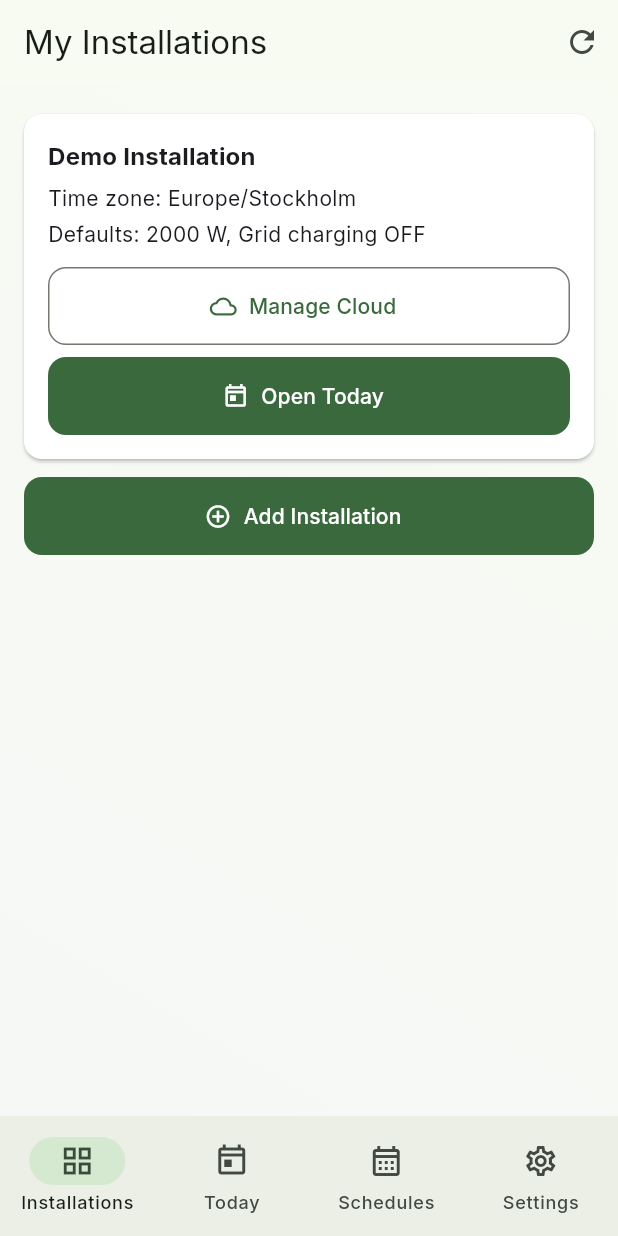
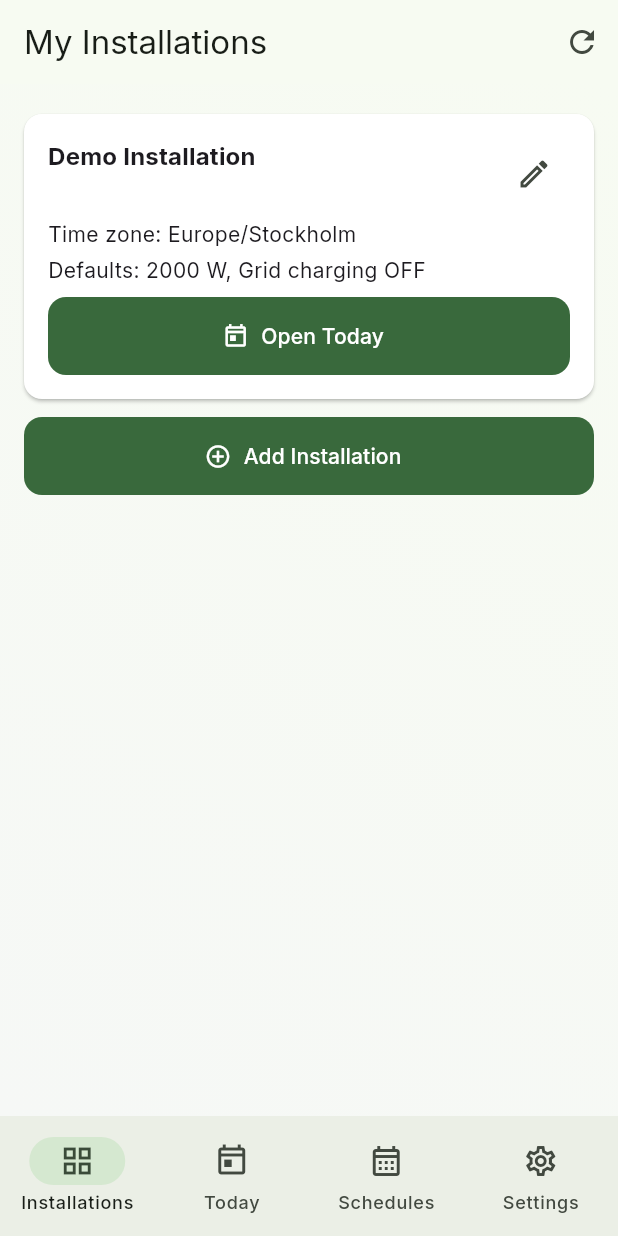
Before and after one commit to elvan11/grid-power-control, a Flutter app: the screen it shows after launch, on a phone screen of 412 x 824 dp. Run offline on Flutter 3.47's test engine with Material 3 defaults, Android fonts, the phone set to English and light mode, and no system bars; our stand-ins replace flutter_riverpod, go_router, google_fonts, shared_preferences, supabase_flutter; accounts and stored records are empty.

Commit message:
feat: enhance installations page by adding cloud settings button and refactoring layout

```diff
--- a/app/lib/features/installations/installations_page.dart
+++ b/app/lib/features/installations/installations_page.dart
@@ -112,26 +112,18 @@ class InstallationsPage extends ConsumerWidget {
                 child: Column(
                   crossAxisAlignment: CrossAxisAlignment.start,
                   children: [
-                    Text(
+                    Row(
+                      crossAxisAlignment: CrossAxisAlignment.start,
+                      children: [
+                        Expanded(
+                          child: Text(
                             plant.name,
-                      style: Theme.of(context).textTheme.titleMedium?.copyWith(
-                        fontWeight: FontWeight.w700,
+                            style: Theme.of(context).textTheme.titleMedium
+                                ?.copyWith(fontWeight: FontWeight.w700),
                           ),
                         ),
-                    const SizedBox(height: 6),
-                    Text('Time zone: ${plant.timeZone}'),
-                    const SizedBox(height: 4),
-                    Text(
-                      'Defaults: ${plant.defaultPeakShavingW} W, '
-                      '${plant.defaultGridChargingAllowed ? 'Grid charging ON' : 'Grid charging OFF'}',
-                    ),
-                    const SizedBox(height: 12),
-                    Row(
-                      children: [
-                        Expanded(
-                          child: GpSecondaryButton(
-                            label: 'Manage Cloud',
-                            icon: Icons.cloud_outlined,
+                        IconButton(
+                          tooltip: 'Cloud settings',
                           onPressed: () {
                             ref
                                 .read(selectedPlantIdProvider.notifier)
@@ -140,9 +132,16 @@ class InstallationsPage extends ConsumerWidget {
                               '/installations/${plant.id}/connect-service',
                             );
                           },
-                          ),
+                          icon: const Icon(Icons.edit_outlined),
                         ),
                       ],
+                    ),
+                    const SizedBox(height: 6),
+                    Text('Time zone: ${plant.timeZone}'),
+                    const SizedBox(height: 4),
+                    Text(
+                      'Defaults: ${plant.defaultPeakShavingW} W, '
+                      '${plant.defaultGridChargingAllowed ? 'Grid charging ON' : 'Grid charging OFF'}',
                     ),
                     const SizedBox(height: 8),
                     Row(
```
Lines whose indentation alone changed are shown as unchanged.
